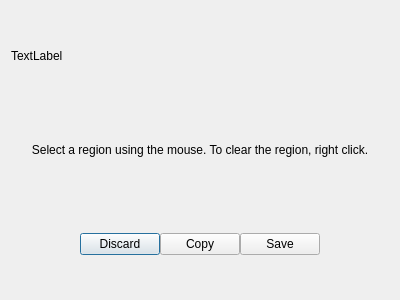
This is screenshotwindow.ui in vicr123/theshell as Qt 5 draws it before an edit. The edited form follows.
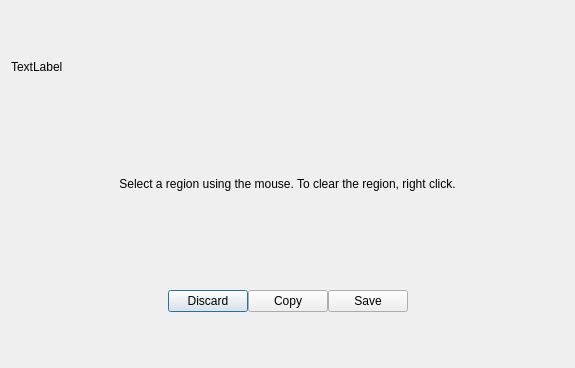
This is the edited form. Icons and pictures are not drawn.

```diff
--- a/screenshotwindow.ui
+++ b/screenshotwindow.ui
@@ -6,8 +6,8 @@
    <rect>
     <x>0</x>
     <y>0</y>
-    <width>400</width>
-    <height>300</height>
+    <width>575</width>
+    <height>368</height>
    </rect>
   </property>
   <property name="windowTitle">
```
